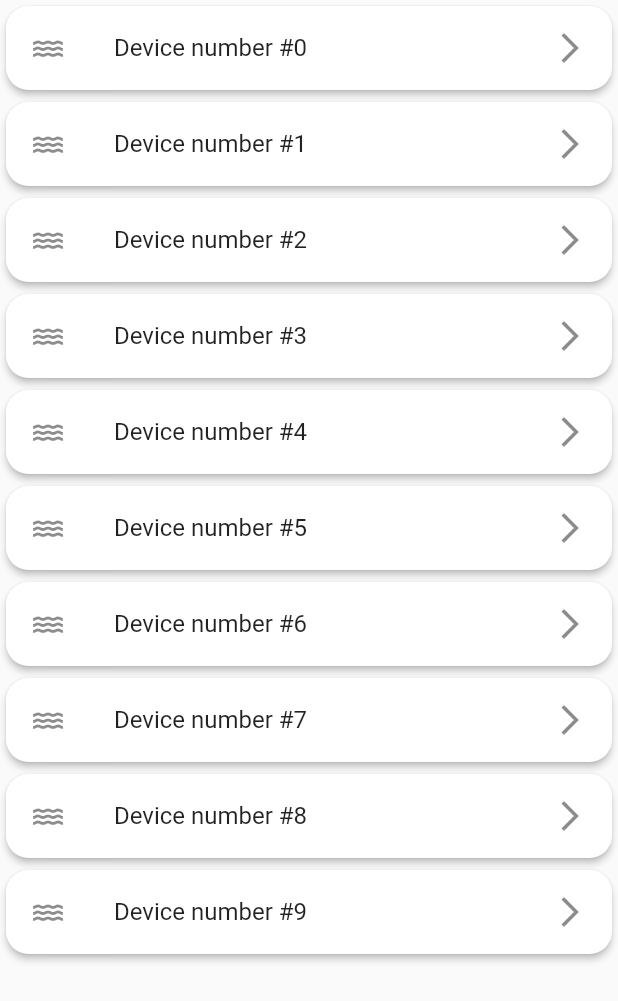
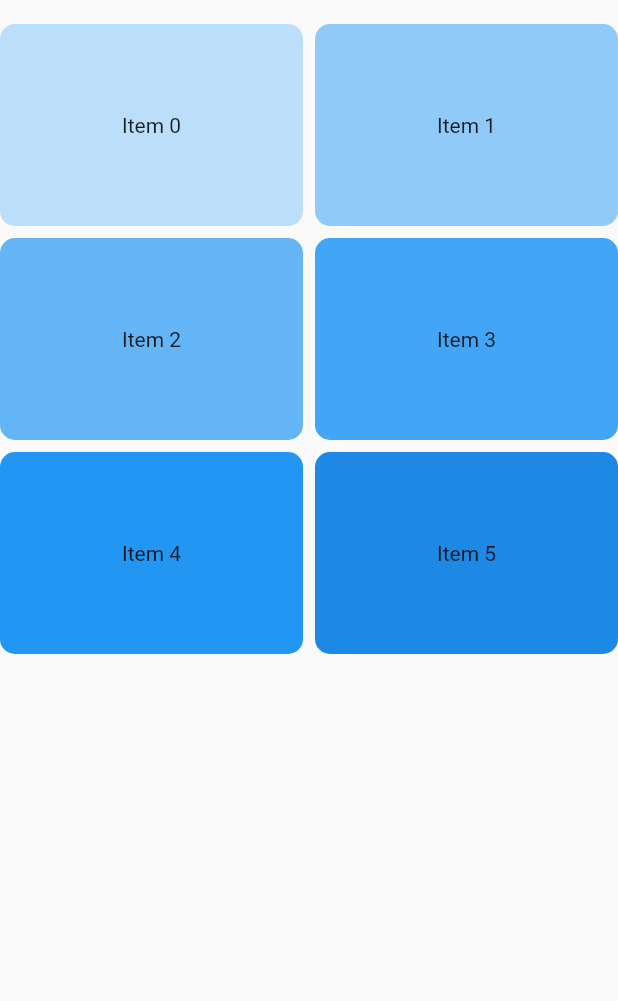
Before and after one commit to Churanta/Sub-Zero-App, a Flutter app: the UserProfile screen opened directly, on a phone screen of 412 x 824 dp. Shown: the top 1001 px of the screen. Run offline on Flutter 3.47's test engine with Material 2 defaults, Android fonts, the phone set to English and light mode, and no system bars.

Commit message:
modified list view

```diff
--- a/sunzero/lib/pages/user_profile.dart
+++ b/sunzero/lib/pages/user_profile.dart
@@ -14,30 +14,105 @@ class _UserProfileState extends State<UserProfile> {
   @override
   Widget build(BuildContext context) {
     return Scaffold(
-      body: _buildListView(context),
-    );
+        body: Padding(
+            padding: const EdgeInsets.only(top: 16),
+            child: GridView.builder(
+              itemCount: 6,
+              gridDelegate: SliverGridDelegateWithFixedCrossAxisCount(
+                crossAxisCount: 2, // 2 columns
+                crossAxisSpacing: 8, // horizontal spacing
+                mainAxisSpacing: 8, // vertical spacing
+                childAspectRatio: 3 / 2, // 3:2 aspect ratio
+              ),
+              itemBuilder: (BuildContext context, int index) {
+                return InkWell(
+                  onTap: () async {
+                    print('Item tapped: $index');
+                    // Show progress bar
+                    showDialog(
+                      context: context,
+                      barrierDismissible: false,
+                      builder: (context) {
+                        return Center(
+                          child: CircularProgressIndicator(),
+                        );
+                      },
+                    );
+                    // Wait for 3 seconds
+                    await Future.delayed(Duration(seconds: 3));
+                    // Dismiss progress bar and navigate to next page
+                    Navigator.pop(context);
+                    Navigator.push(
+                      context,
+                      MaterialPageRoute(builder: (context) => Remote(index)),
+                    );
+                  },
+                  child: ClipRRect(
+                    borderRadius: BorderRadius.circular(10),
+                    child: Container(
+                      color: Colors.blue[100 * (index + 1 % 9)],
+                      child: Center(child: Text('Item $index')),
+                    ),
+                  ),
+                );
+              },
+            )));
   }
 
-  ListView _buildListView(BuildContext context) {
-    return ListView.builder(
-      itemCount: 10,
-      itemBuilder: (_, index) {
-        return Card(
-          color: Colors.blue[30],
-          shape: RoundedRectangleBorder(
-            borderRadius: BorderRadius.circular(15.0),
-          ),
-          elevation: 2,
-          child: ListTile(
-              title: Text('Device number #$index'),
-              leading: const Icon(Icons.water),
-              trailing: const Icon(Icons.arrow_forward_ios),
-              onTap: () {
-                Navigator.push(context,
-                    MaterialPageRoute(builder: (context) => Remote(index)));
-              }),
-        );
-      },
-    );
-  }
+  // ListView _buildListView(BuildContext context) {
+  //   return ListView.builder(
+  //     itemCount: 10,
+  //     itemBuilder: (_, index) {
+  //       return Card(
+  //         color: Colors.blue[30],
+  //         shape: RoundedRectangleBorder(
+  //           borderRadius: BorderRadius.circular(15.0),
+  //         ),
+  //         elevation: 2,
+  //         child: ListTile(
+  //             title: Text('Device number #$index'),
+  //             leading: const Icon(Icons.water),
+  //             trailing: const Icon(Icons.arrow_forward_ios),
+  //             onTap: () {
+  //               Navigator.push(context,
+  //                   MaterialPageRoute(builder: (context) => Remote(index)));
+  //             }),
+  //       );
+  //     },
+  //   );
+
+  // }
+  // ListView _buildListView(BuildContext context) {
+  //   return ListView.builder(
+  //     itemCount: 6,
+  //     itemBuilder: (BuildContext context, int index) {
+  //       return Wrap(
+  //         spacing: 8, // gap between adjacent chips
+  //         runSpacing: 4, // gap between lines
+  //         children: <Widget>[
+  //           Container(
+  //             width: MediaQuery.of(context).size.width / 2 - 12,
+  //             height: 150,
+  //             decoration: BoxDecoration(
+  //               color: Colors.blue[100 * (index % 9)],
+  //             ),
+  //             child: Center(child: Text('Item $index')),
+  //           ),
+  //           // Add other widgets here
+  //         ],
+  //       );
+  //     },
+  //   );
+  // }
 }
+
+
+
+
+// child: ClipRRect(
+//                     borderRadius: BorderRadius.circular(10),
+//                     child: Container(
+//                       color: Colors.blue[100 * (index + 1 % 9)],
+//                       child: Center(child: Text('Item $index')),
+//                     ),
+//                   ),
```
